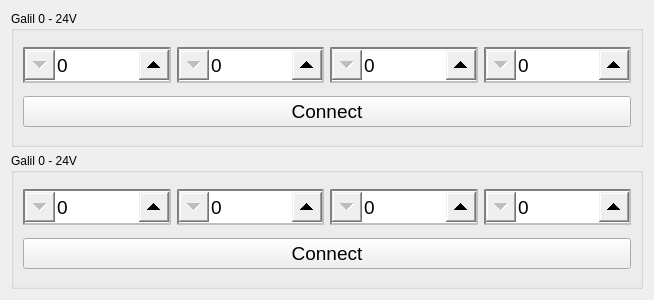
Qt form views/connection_tab.ui (luis-banuelos-chacon/trolleyTester) before a commit.
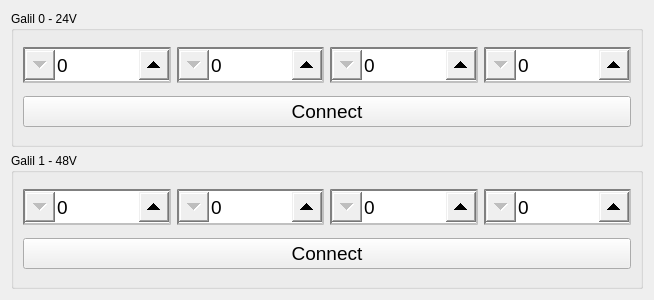
The same form after that commit.

What changed in the file:
```diff
--- a/views/connection_tab.ui
+++ b/views/connection_tab.ui
@@ -99,7 +99,7 @@
    <item>
     <widget class="QGroupBox" name="groupBox_2">
      <property name="title">
-      <string>Galil 0 - 24V</string>
+      <string>Galil 1 - 48V</string>
      </property>
      <layout class="QGridLayout" name="gridLayout_2">
       <item row="0" column="0">
```
